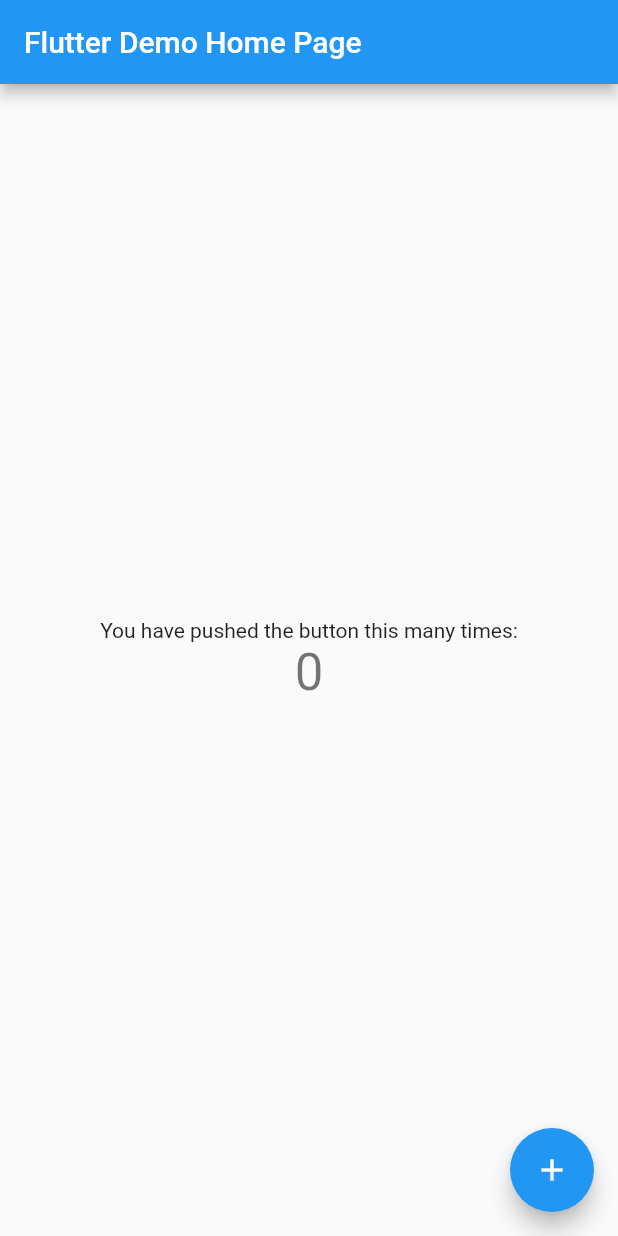
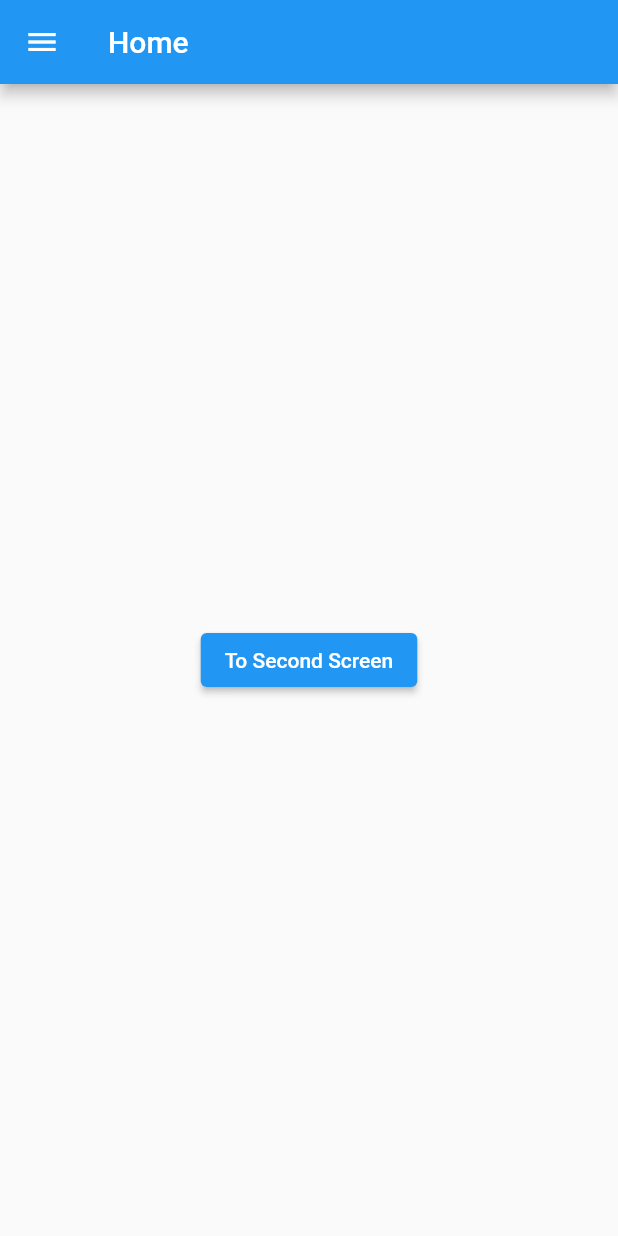
Before and after one commit to nakrothchan/i, a Flutter app: the screen it shows after launch, on a phone screen of 412 x 824 dp. Run offline on Flutter 3.47's test engine with Material 2 defaults, Android fonts, the phone set to English and light mode, and no system bars.

Commit message:
บันทึกรอบ 1 & 2

```diff
--- a/flutter_application_maloch/lib/main.dart
+++ b/flutter_application_maloch/lib/main.dart
@@ -1,115 +1,21 @@
 import 'package:flutter/material.dart';
+import 'package:flutter_application_maloch/screen/home_screen.dart';
 
 void main() {
   runApp(const MyApp());
 }
 
 class MyApp extends StatelessWidget {
-  const MyApp({Key? key}) : super(key: key);
+  const MyApp({super.key});
 
-  // This widget is the root of your application.
   @override
   Widget build(BuildContext context) {
     return MaterialApp(
       title: 'Flutter Demo',
       theme: ThemeData(
-        // This is the theme of your application.
-        //
-        // Try running your application with "flutter run". You'll see the
-        // application has a blue toolbar. Then, without quitting the app, try
-        // changing the primarySwatch below to Colors.green and then invoke
-        // "hot reload" (press "r" in the console where you ran "flutter run",
-        // or simply save your changes to "hot reload" in a Flutter IDE).
-        // Notice that the counter didn't reset back to zero; the application
-        // is not restarted.
         primarySwatch: Colors.blue,
       ),
-      home: const MyHomePage(title: 'Flutter Demo Home Page'),
+      home: const Homescreen(),
     );
   }
 }
-
-class MyHomePage extends StatefulWidget {
-  const MyHomePage({Key? key, required this.title}) : super(key: key);
-
-  // This widget is the home page of your application. It is stateful, meaning
-  // that it has a State object (defined below) that contains fields that affect
-  // how it looks.
-
-  // This class is the configuration for the state. It holds the values (in this
-  // case the title) provided by the parent (in this case the App widget) and
-  // used by the build method of the State. Fields in a Widget subclass are
-  // always marked "final".
-
-  final String title;
-
-  @override
-  State<MyHomePage> createState() => _MyHomePageState();
-}
-
-class _MyHomePageState extends State<MyHomePage> {
-  int _counter = 0;
-
-  void _incrementCounter() {
-    setState(() {
-      // This call to setState tells the Flutter framework that something has
-      // changed in this State, which causes it to rerun the build method below
-      // so that the display can reflect the updated values. If we changed
-      // _counter without calling setState(), then the build method would not be
-      // called again, and so nothing would appear to happen.
-      _counter++;
-    });
-  }
-
-  @override
-  Widget build(BuildContext context) {
-    // This method is rerun every time setState is called, for instance as done
-    // by the _incrementCounter method above.
-    //
-    // The Flutter framework has been optimized to make rerunning build methods
-    // fast, so that you can just rebuild anything that needs updating rather
-    // than having to individually change instances of widgets.
-    return Scaffold(
-      appBar: AppBar(
-        // Here we take the value from the MyHomePage object that was created by
-        // the App.build method, and use it to set our appbar title.
-        title: Text(widget.title),
-      ),
-      body: Center(
-        // Center is a layout widget. It takes a single child and positions it
-        // in the middle of the parent.
-        child: Column(
-          // Column is also a layout widget. It takes a list of children and
-          // arranges them vertically. By default, it sizes itself to fit its
-          // children horizontally, and tries to be as tall as its parent.
-          //
-          // Invoke "debug painting" (press "p" in the console, choose the
-          // "Toggle Debug Paint" action from the Flutter Inspector in Android
-          // Studio, or the "Toggle Debug Paint" command in Visual Studio Code)
-          // to see the wireframe for each widget.
-          //
-          // Column has various properties to control how it sizes itself and
-          // how it positions its children. Here we use mainAxisAlignment to
-          // center the children vertically; the main axis here is the vertical
-          // axis because Columns are vertical (the cross axis would be
-          // horizontal).
-          mainAxisAlignment: MainAxisAlignment.center,
-          children: <Widget>[
-            const Text(
-              'You have pushed the button this many times:',
-            ),
-            Text(
-              '$_counter',
-              style: Theme.of(context).textTheme.headline4,
-            ),
-          ],
-        ),
-      ),
-      floatingActionButton: FloatingActionButton(
-        onPressed: _incrementCounter,
-        tooltip: 'Increment',
-        child: const Icon(Icons.add),
-      ), // This trailing comma makes auto-formatting nicer for build methods.
-    );
-  }
-}
--- /dev/null
+++ b/flutter_application_maloch/lib/screen/home_screen.dart
@@ -0,0 +1,29 @@
+import 'package:flutter/material.dart';
+import 'package:flutter_application_maloch/screen/second_screen.dart';
+
+class Homescreen extends StatelessWidget {
+  const Homescreen({super.key});
+  @override
+  Widget build(BuildContext context) {
+    return Scaffold(
+      drawer: const Drawer(
+        child: Text('Test Drawer'),
+      ),
+      appBar: AppBar(
+        title: const Text('Home'),
+      ),
+      body: Center(
+        child: ElevatedButton(
+          onPressed: () {
+            Navigator.of(context).push(
+              MaterialPageRoute(
+                builder: (context) => const Secondscreen(),
+              ),
+            );
+          },
+          child: const Text('To Second Screen'),
+        ),
+      ),
+    );
+  }
+}
```
Also changed, not shown: flutter_application_maloch/lib/screen/second_screen.dart (added, +16 -0 lines).
